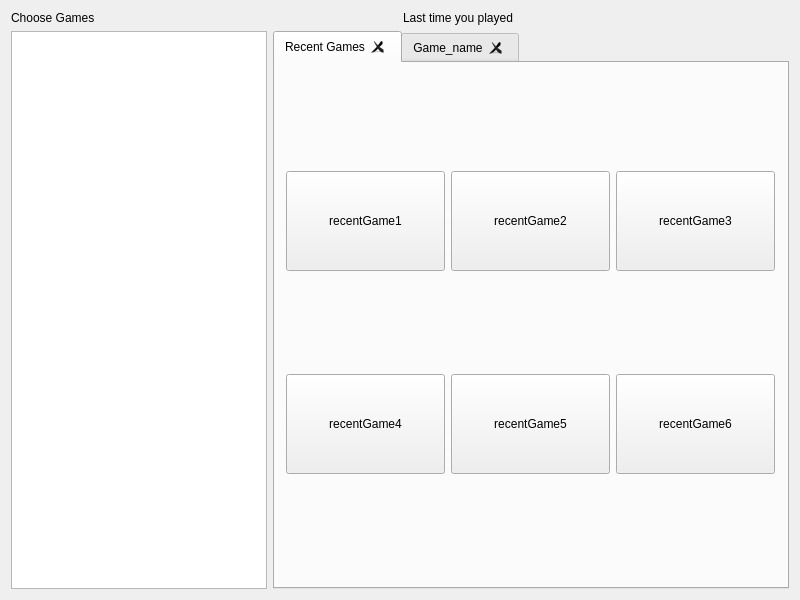
Old version of the form Just-Game-app/widget.ui in the repository rinha7/Just-Game-app.
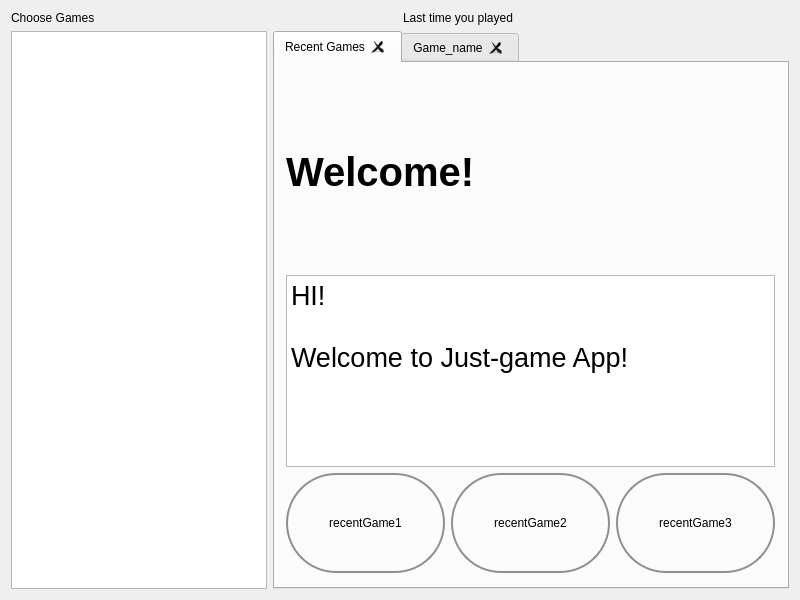
New version of the form. The open tabs and pages were chosen to show the change.

Commit message: stylesheet 수정 및 MainPage Ui 변경

The edit to the form file:
```diff
--- a/Just-Game-app/widget.ui
+++ b/Just-Game-app/widget.ui
@@ -86,120 +86,163 @@
            <height>521</height>
           </rect>
          </property>
-         <layout class="QGridLayout" name="gridLayout">
-          <item row="1" column="1">
-           <widget class="QPushButton" name="recentGame1">
-            <property name="sizePolicy">
-             <sizepolicy hsizetype="Maximum" vsizetype="Minimum">
-              <horstretch>0</horstretch>
-              <verstretch>0</verstretch>
-             </sizepolicy>
+         <layout class="QVBoxLayout" name="verticalLayout">
+          <item>
+           <widget class="QLabel" name="label_3">
+            <property name="font">
+             <font>
+              <pointsize>30</pointsize>
+              <weight>75</weight>
+              <bold>true</bold>
+             </font>
             </property>
-            <property name="maximumSize">
-             <size>
-              <width>300</width>
-              <height>100</height>
-             </size>
-            </property>
             <property name="text">
-             <string>recentGame1</string>
+             <string>Welcome!</string>
             </property>
            </widget>
           </item>
-          <item row="1" column="3">
-           <widget class="QPushButton" name="recentGame3">
-            <property name="sizePolicy">
-             <sizepolicy hsizetype="Maximum" vsizetype="Minimum">
-              <horstretch>0</horstretch>
-              <verstretch>0</verstretch>
-             </sizepolicy>
+          <item>
+           <widget class="QTextBrowser" name="textBrowser">
+            <property name="enabled">
+             <bool>true</bool>
             </property>
-            <property name="maximumSize">
-             <size>
-              <width>300</width>
-              <height>100</height>
-             </size>
-            </property>
-            <property name="text">
-             <string>recentGame3</string>
-            </property>
-           </widget>
-          </item>
-          <item row="1" column="2">
-           <widget class="QPushButton" name="recentGame2">
             <property name="sizePolicy">
-             <sizepolicy hsizetype="Maximum" vsizetype="Minimum">
+             <sizepolicy hsizetype="Expanding" vsizetype="Maximum">
               <horstretch>0</horstretch>
               <verstretch>0</verstretch>
              </sizepolicy>
             </property>
-            <property name="maximumSize">
-             <size>
-              <width>300</width>
-              <height>100</height>
-             </size>
+            <property name="autoFillBackground">
+             <bool>false</bool>
             </property>
-            <property name="text">
-             <string>recentGame2</string>
+            <property name="styleSheet">
+             <string notr="true"/>
             </property>
-           </widget>
-          </item>
-          <item row="2" column="1">
-           <widget class="QPushButton" name="recentGame4">
-            <property name="sizePolicy">
-             <sizepolicy hsizetype="Maximum" vsizetype="Minimum">
-              <horstretch>0</horstretch>
-              <verstretch>0</verstretch>
-             </sizepolicy>
+            <property name="html">
+             <string>&lt;!DOCTYPE HTML PUBLIC &quot;-//W3C//DTD HTML 4.0//EN&quot; &quot;http://www.w3.org/TR/REC-html40/strict.dtd&quot;&gt;
+&lt;html&gt;&lt;head&gt;&lt;meta name=&quot;qrichtext&quot; content=&quot;1&quot; /&gt;&lt;style type=&quot;text/css&quot;&gt;
+p, li { white-space: pre-wrap; }
+&lt;/style&gt;&lt;/head&gt;&lt;body style=&quot; font-family:'Noto Sans'; font-size:9pt; font-weight:400; font-style:normal;&quot;&gt;
+&lt;p style=&quot; margin-top:0px; margin-bottom:0px; margin-left:0px; margin-right:0px; -qt-block-indent:0; text-indent:0px;&quot;&gt;&lt;span style=&quot; font-size:20pt;&quot;&gt;HI!&lt;/span&gt;&lt;/p&gt;
+&lt;p style=&quot;-qt-paragraph-type:empty; margin-top:0px; margin-bottom:0px; margin-left:0px; margin-right:0px; -qt-block-indent:0; text-indent:0px; font-size:20pt;&quot;&gt;&lt;br /&gt;&lt;/p&gt;
+&lt;p style=&quot; margin-top:0px; margin-bottom:0px; margin-left:0px; margin-right:0px; -qt-block-indent:0; text-indent:0px;&quot;&gt;&lt;span style=&quot; font-size:20pt;&quot;&gt;Welcome to Just-game App!&lt;/span&gt;&lt;/p&gt;&lt;/body&gt;&lt;/html&gt;</string>
             </property>
-            <property name="maximumSize">
-             <size>
-              <width>300</width>
-              <height>100</height>
-             </size>
-            </property>
-            <property name="text">
-             <string>recentGame4</string>
-            </property>
            </widget>
           </item>
-          <item row="2" column="2">
-           <widget class="QPushButton" name="recentGame5">
-            <property name="sizePolicy">
-             <sizepolicy hsizetype="Maximum" vsizetype="Minimum">
-              <horstretch>0</horstretch>
-              <verstretch>0</verstretch>
-             </sizepolicy>
-            </property>
-            <property name="maximumSize">
-             <size>
-              <width>300</width>
-              <height>100</height>
-             </size>
-            </property>
-            <property name="text">
-             <string>recentGame5</string>
-            </property>
-           </widget>
-          </item>
-          <item row="2" column="3">
-           <widget class="QPushButton" name="recentGame6">
-            <property name="sizePolicy">
-             <sizepolicy hsizetype="Maximum" vsizetype="Minimum">
-              <horstretch>0</horstretch>
-              <verstretch>0</verstretch>
-             </sizepolicy>
-            </property>
-            <property name="maximumSize">
-             <size>
-              <width>300</width>
-              <height>100</height>
-             </size>
-            </property>
-            <property name="text">
-             <string>recentGame6</string>
-            </property>
-           </widget>
+          <item>
+           <layout class="QHBoxLayout" name="horizontalLayout_2">
+            <item>
+             <widget class="QPushButton" name="recentGame1">
+              <property name="sizePolicy">
+               <sizepolicy hsizetype="Minimum" vsizetype="Fixed">
+                <horstretch>0</horstretch>
+                <verstretch>100</verstretch>
+               </sizepolicy>
+              </property>
+              <property name="minimumSize">
+               <size>
+                <width>84</width>
+                <height>100</height>
+               </size>
+              </property>
+              <property name="styleSheet">
+               <string notr="true">QPushButton {
+    border: 2px solid #8f8f91;
+    border-radius: 50px;
+    background-color: qlineargradient(x1: 0, y1: 0, x2: 0, y2: 1,
+                                      stop: 0 #f6f7fa, stop: 1 #dadbde);
+    min-width: 80px;
+}
+
+QPushButton:pressed {
+    background-color: qlineargradient(x1: 0, y1: 0, x2: 0, y2: 1,
+                                      stop: 0 #dadbde, stop: 1 #f6f7fa);
+}
+
+QPushButton:flat {
+    border: none; /* no border for a flat push button */
+}
+
+QPushButton:default {
+    border-color: navy; /* make the default button prominent */
+}</string>
+              </property>
+              <property name="text">
+               <string>recentGame1</string>
+              </property>
+             </widget>
+            </item>
+            <item>
+             <widget class="QPushButton" name="recentGame2">
+              <property name="minimumSize">
+               <size>
+                <width>84</width>
+                <height>100</height>
+               </size>
+              </property>
+              <property name="styleSheet">
+               <string notr="true">QPushButton {
+    border: 2px solid #8f8f91;
+    border-radius: 50px;
+    background-color: qlineargradient(x1: 0, y1: 0, x2: 0, y2: 1,
+                                      stop: 0 #f6f7fa, stop: 1 #dadbde);
+    min-width: 80px;
+}
+
+QPushButton:pressed {
+    background-color: qlineargradient(x1: 0, y1: 0, x2: 0, y2: 1,
+                                      stop: 0 #dadbde, stop: 1 #f6f7fa);
+}
+
+QPushButton:flat {
+    border: none; /* no border for a flat push button */
+}
+
+QPushButton:default {
+    border-color: navy; /* make the default button prominent */
+}</string>
+              </property>
+              <property name="text">
+               <string>recentGame2</string>
+              </property>
+             </widget>
+            </item>
+            <item>
+             <widget class="QPushButton" name="recentGame3">
+              <property name="minimumSize">
+               <size>
+                <width>84</width>
+                <height>100</height>
+               </size>
+              </property>
+              <property name="styleSheet">
+               <string notr="true">QPushButton {
+    border: 2px solid #8f8f91;
+    border-radius: 50px;
+    background-color: qlineargradient(x1: 0, y1: 0, x2: 0, y2: 1,
+                                      stop: 0 #f6f7fa, stop: 1 #dadbde);
+    min-width: 80px;
+}
+
+QPushButton:pressed {
+    background-color: qlineargradient(x1: 0, y1: 0, x2: 0, y2: 1,
+                                      stop: 0 #dadbde, stop: 1 #f6f7fa);
+}
+
+QPushButton:flat {
+    border: none; /* no border for a flat push button */
+}
+
+QPushButton:default {
+    border-color: navy; /* make the default button prominent */
+}</string>
+              </property>
+              <property name="text">
+               <string>recentGame3</string>
+              </property>
+             </widget>
+            </item>
+           </layout>
           </item>
          </layout>
         </widget>
```
Left out of the diff: 4 changed lines with no effect on the pictures. The commit also changes 4 other files.
